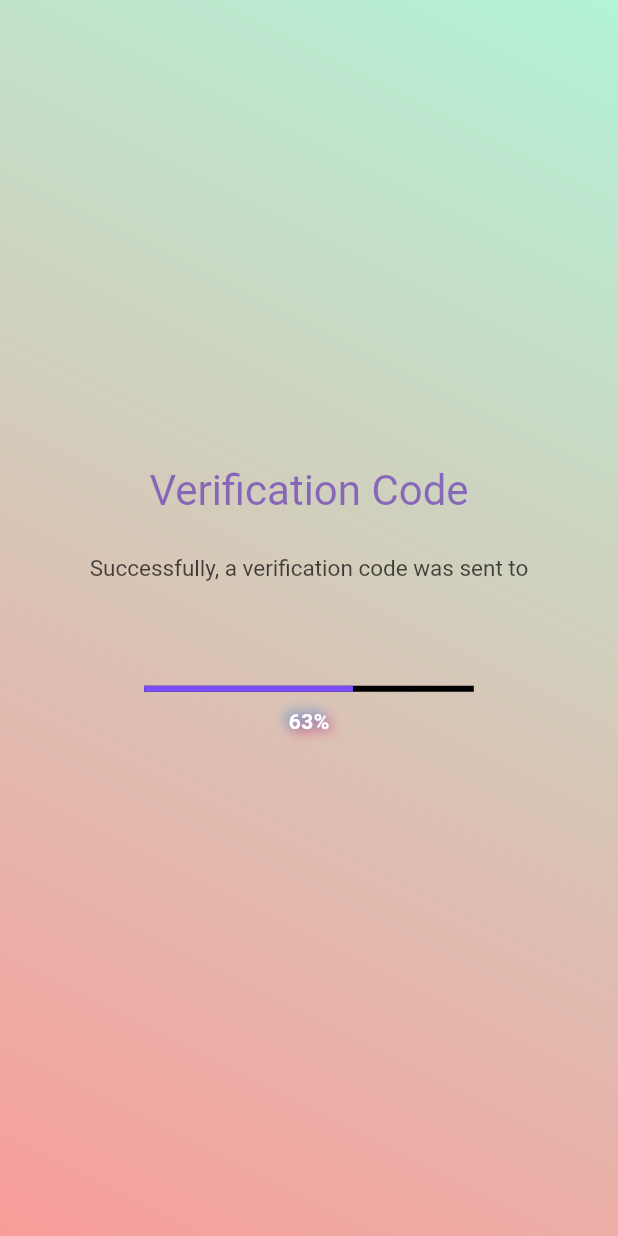
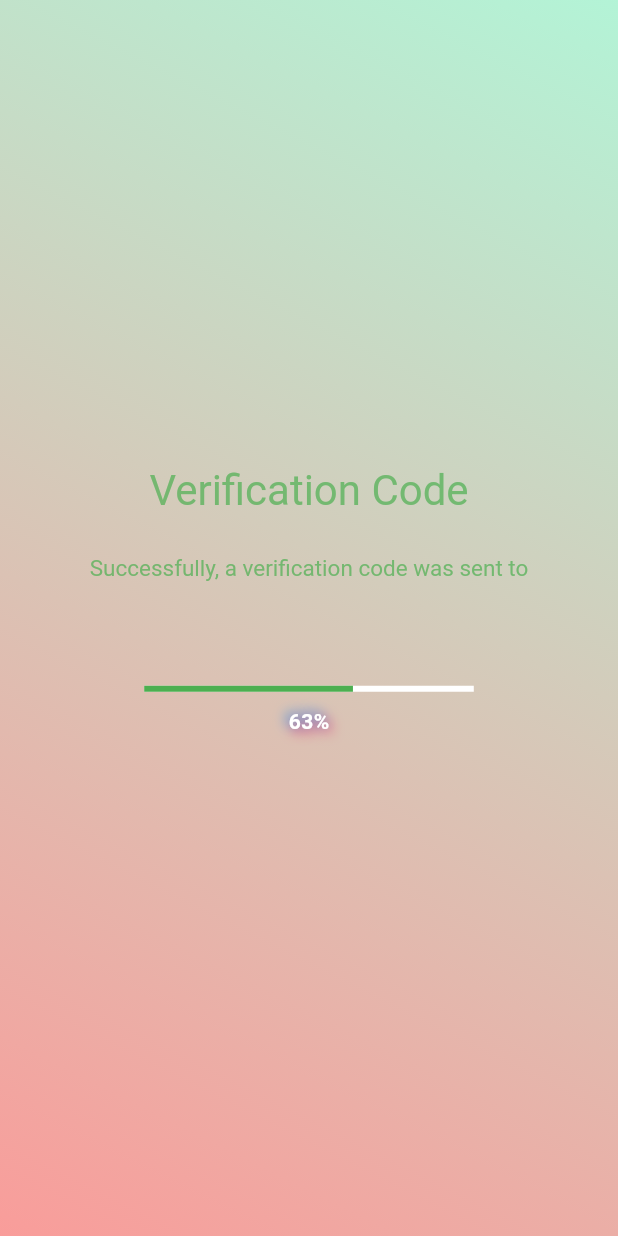
Before and after one commit to AAShayon/Buisness-Manager, a Flutter app: the OtpScreen screen opened directly with empty values, on a phone screen of 412 x 824 dp. Run offline on Flutter 3.47's test engine with Material 3 defaults, Android fonts, the phone set to English and light mode, and no system bars; our stand-ins replace carousel_slider, dio, flutter_otp_text_field, flutter_screenutil, iconsax, internet_connection_checker and 3 more; accounts and stored records are empty; network calls fail.

Commit message:
final Revision and Optimize---lib

```diff
--- a/lib/modules/auth/view/login.dart
+++ b/lib/modules/auth/view/login.dart
@@ -122,7 +122,7 @@ class _LoginState extends State<Login> {
                       child: HeadLineSmallText(
                           text:
                           "If you don't have an account yet,please Sign Up",
-                          color: Colors.white)),
+                          color: Colors.green)),
                   SizedBox(
                     height: 25.h,
                   ),
--- a/lib/modules/customer/view/customer_supplier_list_screen.dart
+++ b/lib/modules/customer/view/customer_supplier_list_screen.dart
@@ -298,7 +298,9 @@ class _CustomerSupplierViewScreenState
                       ),
                     ),
                   ).then((value) {
-                    Navigator.of(context).pop();
+                    if(context.mounted){
+                      Navigator.of(context).pop();
+                    }
                   });
                 },
               ),
--- a/lib/modules/transaction/view/transaction_screen.dart
+++ b/lib/modules/transaction/view/transaction_screen.dart
@@ -1,5 +1,4 @@
 import 'package:buisness_manager/modules/transaction/view/widget/transaction_create.dart';
-import 'package:buisness_manager/modules/transaction/view/widget/transaction_list.dart';
 import 'package:buisness_manager/modules/transaction/view/widget/transaction_update.dart';
 import 'package:buisness_manager/modules/transaction/viewModel/transaction_view_model.dart';
 import 'package:buisness_manager/view/widget/animation/fadde_in_animation.dart';
@@ -68,7 +67,6 @@ class _TransactionScreenState extends State<TransactionScreen> {
 
   @override
   Widget build(BuildContext context) {
-    // final transactionViewModel=Provider.of<TransactionViewModel>(context,listen: false);
     return  Consumer<TransactionViewModel>(
       builder: (context,transactionViewModel,child) {
         final transactionList=transactionViewModel.transaction;
@@ -282,7 +280,7 @@ class _TransactionScreenState extends State<TransactionScreen> {
                   await transactionViewModel.deleteTransaction(context, branchID: branchID, transactionID: transactionID).then((isDeleted) async {
                     if (isDeleted) {
                       await transactionViewModel
-                          .transactionListFetch(context, branchID: branchID, customerOrSupplierID: customerID)
+                          .transactionListFetch(context, branchID: branchID, customerOrSupplierID: customerID,limit: 10,page: 1)
                           .then((isFetched) {
                         if (isFetched) {
                           Navigator.pop(context);
--- a/lib/modules/transaction/viewModel/transaction_view_model.dart
+++ b/lib/modules/transaction/viewModel/transaction_view_model.dart
@@ -8,7 +8,6 @@ import 'package:buisness_manager/modules/transaction/model/core/response_model/t
 import 'package:buisness_manager/modules/transaction/model/core/response_model/transaction_update_responseModel.dart';
 import 'package:buisness_manager/modules/transaction/model/core/response_model/transactions_list_response_model.dart';
 import 'package:buisness_manager/modules/transaction/model/service/transaction_service.dart';
-import 'package:buisness_manager/modules/transaction/view/widget/transaction_list.dart';
 import 'package:flutter/material.dart';
 
 class TransactionViewModel extends ChangeNotifier {
--- a/lib/view/otp_recive.dart
+++ b/lib/view/otp_recive.dart
@@ -32,7 +32,7 @@ class OtpReceive extends StatelessWidget {
                   padding: EdgeInsets.symmetric(vertical: 50.h),
                   child: HeadlineLargeText(
                     text: 'Enter Your OTP Here',
-                    color: Colors.white,
+                    color: Colors.green,
                   ),
                 ),
                 OtpTextField(
--- a/lib/view/otp_sending.dart
+++ b/lib/view/otp_sending.dart
@@ -40,18 +40,18 @@ class _OtpScreenState extends State<OtpScreen> {
           children: [
             HeadLineMediumText(
               text: 'Verification Code',
-              color: Colors.deepPurple,
+              color: Colors.green,
             ),
             Padding(
               padding: EdgeInsets.symmetric(vertical: 25.h),
               child: HeadLineSmallText(
                 text: 'Successfully, a verification code was sent to',
-                color: Colors.black,
+                color: Colors.green,
               ),
             ),
             HeadLineSmallText(
               text: widget.identifier.toString(),
-              color: Colors.white,
+              color: Colors.green,
             ),
             Padding(
               padding: EdgeInsets.symmetric(vertical: 25.h),
@@ -62,8 +62,8 @@ class _OtpScreenState extends State<OtpScreen> {
                   builder: (context, value, child) => Column(
                     children: [
                       LinearProgressIndicator(
-                        backgroundColor: Colors.black,
-                        color: Colors.deepPurpleAccent,
+                        backgroundColor: Colors.white,
+                        color: Colors.green,
                         value: value,
                       ),
                       SizedBox(height: 10.h),
```
Also changed, not shown: lib/modules/branch/view/branch_view_information.dart (+6 -2 lines), lib/modules/transaction/view/widget/transaction_list.dart (deleted, +0 -148 lines), lib/view/widget/no_internet_widget.dart (+5 -7 lines).
